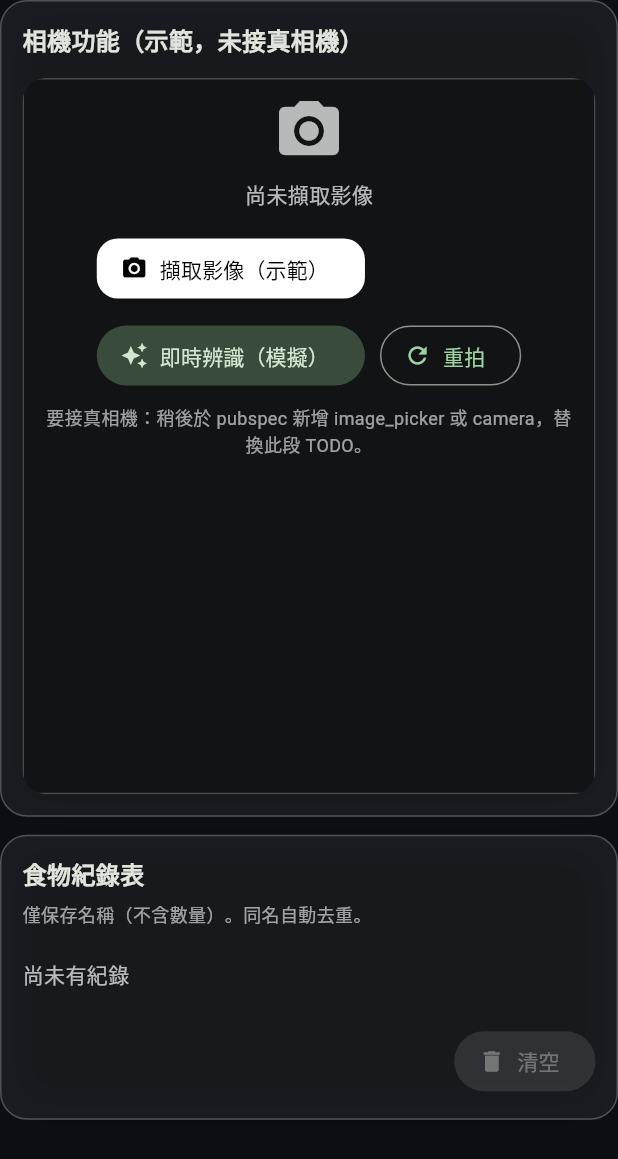
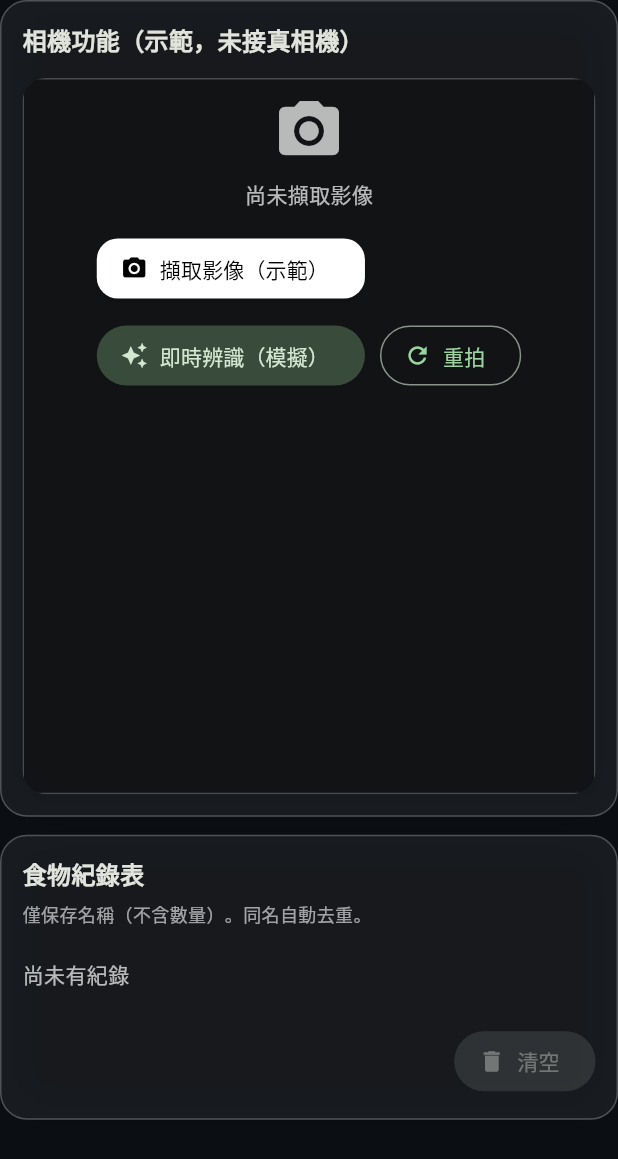
Before and after one commit to Mondaysssss/food-detection, a Flutter app: the AiCameraPage widget shown alone on an empty page, opened directly, on a phone screen of 412 x 824 dp. Shown: the top 1159 px of the screen. Run offline on Flutter 3.47's test engine with Material 3 defaults, Android fonts, the phone set to English and light mode, and no system bars; network calls fail.

Commit message:
fix (隱藏)

```diff
--- a/lib/main.dart
+++ b/lib/main.dart
@@ -495,14 +495,15 @@ Widget build(BuildContext context) {
           ],
         ),
         const SizedBox(height: 8),
-        const Text(
+/*         const Text(
           '要接真相機：稍後於 pubspec 新增 image_picker 或 camera，替換此段 TODO。',
           textAlign: TextAlign.center,
           softWrap: true,
           maxLines: 2,
           overflow: TextOverflow.ellipsis,
           style: TextStyle(fontSize: 12, color: Colors.white60),
-        ),
+        ), */
+        SizedBox.shrink()//上面隱藏先要加
       ],
     );
   }
```
